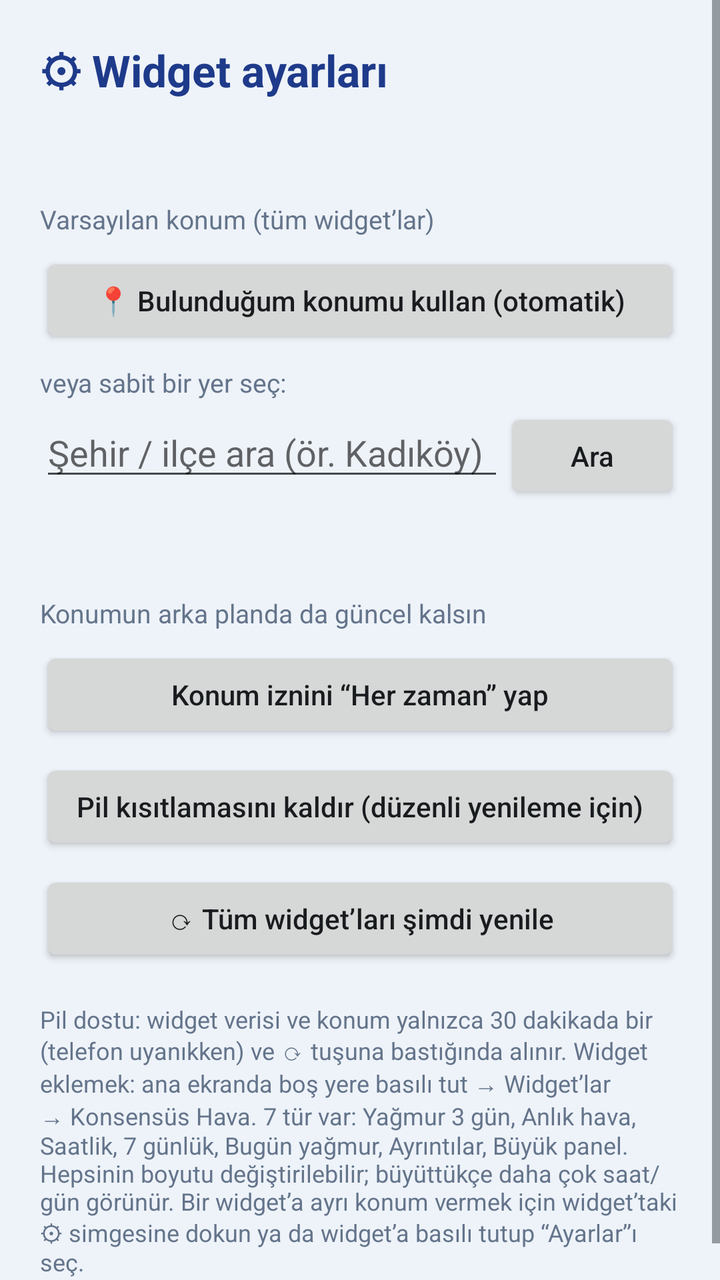
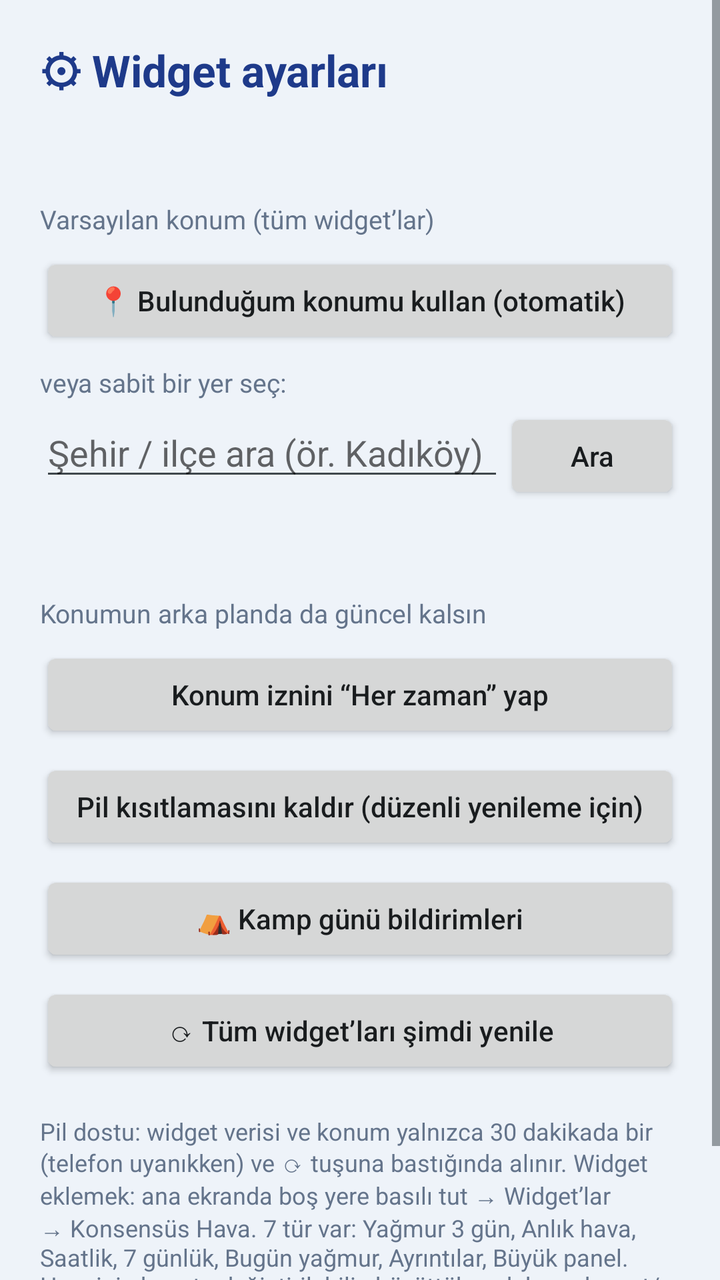

Before-and-after screenshots of an Android layout around one commit, followed by the original layout XML and the change that was made.
<!-- AndroidManifest.xml: application theme android:Theme.DeviceDefault.Light.NoActionBar -->
<!-- res/layout/activity_settings.xml -->
<?xml version="1.0" encoding="utf-8"?>
<ScrollView xmlns:android="http://schemas.android.com/apk/res/android" android:layout_width="match_parent" android:layout_height="match_parent" android:background="#EEF3F9" android:fitsSystemWindows="true">
<LinearLayout android:layout_width="match_parent" android:layout_height="wrap_content" android:orientation="vertical" android:padding="20dp">
<TextView android:id="@+id/title" android:layout_width="match_parent" android:layout_height="wrap_content" android:layout_marginTop="0dp" android:text="⚙ Widget ayarları" android:textSize="22sp" android:textColor="#1E3A8A" android:textStyle="bold" />
<TextView android:id="@+id/current" android:layout_width="match_parent" android:layout_height="wrap_content" android:layout_marginTop="14dp" android:text="" android:textSize="15sp" android:textColor="#0F172A" android:textStyle="bold" />
<TextView android:id="@+id/l1" android:layout_width="match_parent" android:layout_height="wrap_content" android:layout_marginTop="16dp" android:text="Varsayılan konum (tüm widget’lar)" android:textSize="13sp" android:textColor="#64748B" />
<Button android:id="@+id/auto" android:layout_width="match_parent" android:layout_height="wrap_content" android:layout_marginTop="8dp" android:text="📍 Bulunduğum konumu kullan (otomatik)" android:textAllCaps="false" />
<TextView android:id="@+id/l2" android:layout_width="match_parent" android:layout_height="wrap_content" android:layout_marginTop="8dp" android:text="veya sabit bir yer seç:" android:textSize="13sp" android:textColor="#64748B" />
<LinearLayout android:layout_width="match_parent" android:layout_height="wrap_content" android:orientation="horizontal" android:layout_marginTop="4dp">
    <EditText android:id="@+id/query" android:layout_width="0dp" android:layout_weight="1" android:layout_height="wrap_content" android:hint="Şehir / ilçe ara (ör. Kadıköy)" android:inputType="text" android:imeOptions="actionSearch" />
    <Button android:id="@+id/search" android:layout_width="wrap_content" android:layout_height="wrap_content" android:text="Ara" android:textAllCaps="false" />
</LinearLayout>
<LinearLayout android:id="@+id/results" android:layout_width="match_parent" android:layout_height="wrap_content" android:orientation="vertical" />
<TextView android:id="@+id/msg" android:layout_width="match_parent" android:layout_height="wrap_content" android:layout_marginTop="10dp" android:text="" android:textSize="13sp" android:textColor="#B45309" />
<TextView android:id="@+id/l3" android:layout_width="match_parent" android:layout_height="wrap_content" android:layout_marginTop="18dp" android:text="Konumun arka planda da güncel kalsın" android:textSize="13sp" android:textColor="#64748B" />
<Button android:id="@+id/bg" android:layout_width="match_parent" android:layout_height="wrap_content" android:layout_marginTop="8dp" android:text="Konum iznini “Her zaman” yap" android:textAllCaps="false" />
<Button android:id="@+id/battery" android:layout_width="match_parent" android:layout_height="wrap_content" android:layout_marginTop="8dp" android:text="Pil kısıtlamasını kaldır (düzenli yenileme için)" android:textAllCaps="false" />
<Button android:id="@+id/refresh" android:layout_width="match_parent" android:layout_height="wrap_content" android:layout_marginTop="8dp" android:text="⟳ Tüm widget’ları şimdi yenile" android:textAllCaps="false" />
<TextView android:id="@+id/help" android:layout_width="match_parent" android:layout_height="wrap_content" android:layout_marginTop="18dp" android:text="Pil dostu: widget verisi ve konum yalnızca 30 dakikada bir (telefon uyanıkken) ve ⟳ tuşuna bastığında alınır. Widget eklemek: ana ekranda boş yere basılı tut → Widget’lar → Konsensüs Hava. 7 tür var: Yağmur 3 gün, Anlık hava, Saatlik, 7 günlük, Bugün yağmur, Ayrıntılar, Büyük panel. Hepsinin boyutu değiştirilebilir; büyüttükçe daha çok saat/gün görünür. Bir widget’a ayrı konum vermek için widget’taki ⚙ simgesine dokun ya da widget’a basılı tutup “Ayarlar”ı seç." android:textSize="12sp" android:textColor="#64748B" />
</LinearLayout>
</ScrollView>
<!-- resources referenced by this layout -->
<resources>

</resources>

<!-- the commit's change to res/layout/activity_settings.xml (unified diff, before → after) -->
@@ -15,6 +15,7 @@
 <TextView android:id="@+id/l3" android:layout_width="match_parent" android:layout_height="wrap_content" android:layout_marginTop="18dp" android:text="Konumun arka planda da güncel kalsın" android:textSize="13sp" android:textColor="#64748B" />
 <Button android:id="@+id/bg" android:layout_width="match_parent" android:layout_height="wrap_content" android:layout_marginTop="8dp" android:text="Konum iznini “Her zaman” yap" android:textAllCaps="false" />
 <Button android:id="@+id/battery" android:layout_width="match_parent" android:layout_height="wrap_content" android:layout_marginTop="8dp" android:text="Pil kısıtlamasını kaldır (düzenli yenileme için)" android:textAllCaps="false" />
+<Button android:id="@+id/camp" android:layout_width="match_parent" android:layout_height="wrap_content" android:layout_marginTop="8dp" android:text="⛺ Kamp günü bildirimleri" android:textAllCaps="false" />
 <Button android:id="@+id/refresh" android:layout_width="match_parent" android:layout_height="wrap_content" android:layout_marginTop="8dp" android:text="⟳ Tüm widget’ları şimdi yenile" android:textAllCaps="false" />
 <TextView android:id="@+id/help" android:layout_width="match_parent" android:layout_height="wrap_content" android:layout_marginTop="18dp" android:text="Pil dostu: widget verisi ve konum yalnızca 30 dakikada bir (telefon uyanıkken) ve ⟳ tuşuna bastığında alınır. Widget eklemek: ana ekranda boş yere basılı tut → Widget’lar → Konsensüs Hava. 7 tür var: Yağmur 3 gün, Anlık hava, Saatlik, 7 günlük, Bugün yağmur, Ayrıntılar, Büyük panel. Hepsinin boyutu değiştirilebilir; büyüttükçe daha çok saat/gün görünür. Bir widget’a ayrı konum vermek için widget’taki ⚙ simgesine dokun ya da widget’a basılı tutup “Ayarlar”ı seç." android:textSize="12sp" android:textColor="#64748B" />
 </LinearLayout>
